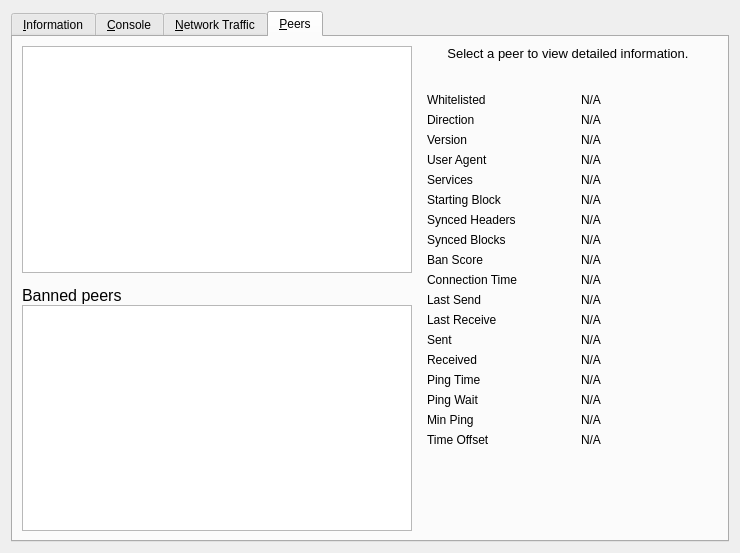
The window that src/qt/forms/debugwindow.ui (deeponion/deeponion) describes before a commit, drawn with Qt 5.
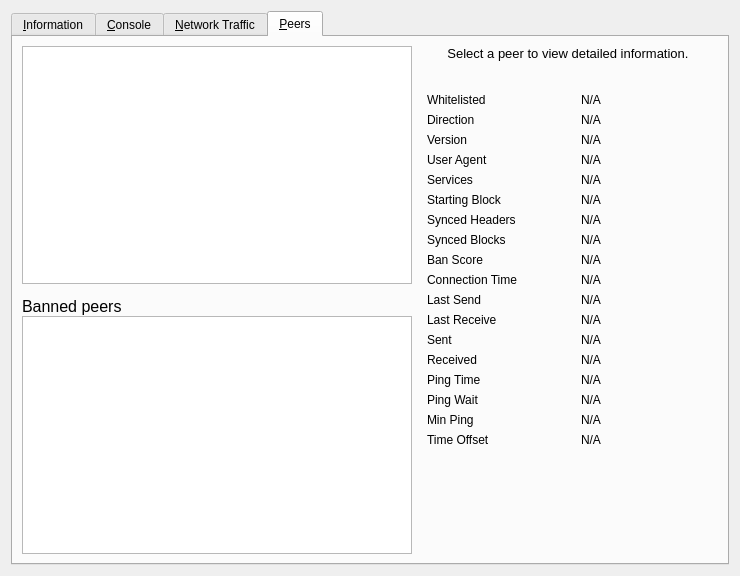
The same window after the commit. The open tabs and pages were chosen to show the change. Icons and pictures are not drawn. Custom widgets are drawn as their Qt base class.

Patch:
```diff
--- a/src/qt/forms/debugwindow.ui
+++ b/src/qt/forms/debugwindow.ui
@@ -7,7 +7,7 @@
     <x>0</x>
     <y>0</y>
     <width>740</width>
-    <height>553</height>
+    <height>576</height>
    </rect>
   </property>
   <property name="windowTitle">
```
Left out of the diff: 2 changed lines with no effect on the pictures.
